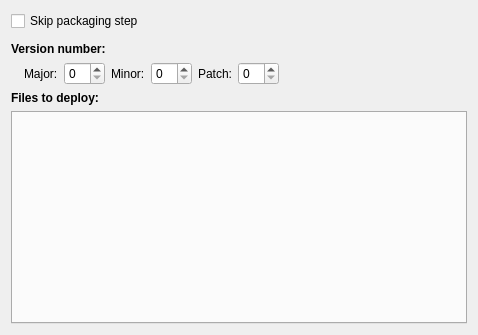
Before: the Qt Designer form src/plugins/qt4projectmanager/qt-maemo/maemopackagecreationwidget.ui in qt-creator/qt-creator, drawn with Qt 5.
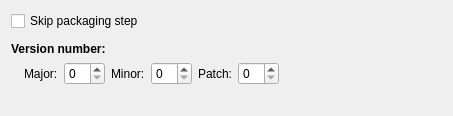
After: the same form once the commit is applied.

Commit message:
Maemo: Move INSTALLS information from package step to deploy step.
... because the files are installed even when packaging is disabled.

```diff
--- a/src/plugins/qt4projectmanager/qt-maemo/maemopackagecreationwidget.ui
+++ b/src/plugins/qt4projectmanager/qt-maemo/maemopackagecreationwidget.ui
@@ -6,8 +6,8 @@
    <rect>
     <x>0</x>
     <y>0</y>
-    <width>478</width>
-    <height>335</height>
+    <width>453</width>
+    <height>116</height>
    </rect>
   </property>
   <property name="sizePolicy">
@@ -178,24 +178,17 @@
     </layout>
    </item>
    <item>
-    <widget class="QLabel" name="contentsLabel">
-     <property name="font">
-      <font>
-       <weight>75</weight>
-       <bold>true</bold>
-      </font>
+    <spacer name="verticalSpacer">
+     <property name="orientation">
+      <enum>Qt::Vertical</enum>
      </property>
-     <property name="text">
-      <string>Files to deploy:</string>
+     <property name="sizeHint" stdset="0">
+      <size>
+       <width>20</width>
+       <height>40</height>
+      </size>
      </property>
-    </widget>
-   </item>
-   <item>
-    <widget class="QTabWidget" name="tabWidget">
-     <property name="currentIndex">
-      <number>-1</number>
-     </property>
-    </widget>
+    </spacer>
    </item>
   </layout>
  </widget>
```
The commit also changes 14 other files.
